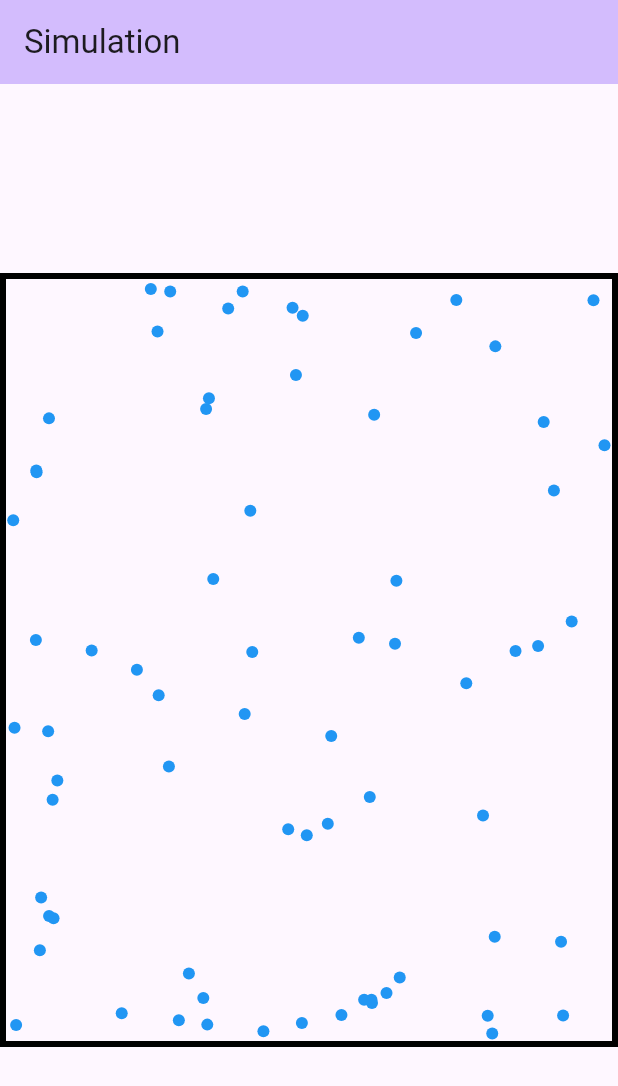
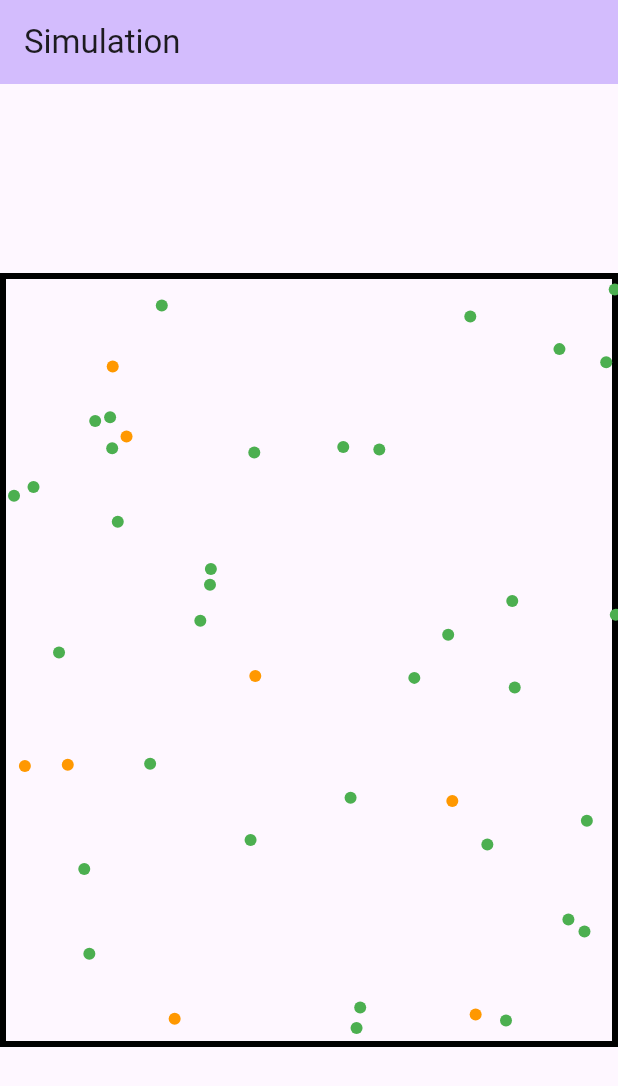
Before and after one commit to michalkk22/infection_in_population_simulator, a Flutter app: the screen it shows after launch, after a tap on "Start Simulation", on a phone screen of 412 x 824 dp. Shown: the top 1086 px of the screen. Run offline on Flutter 3.47's test engine with Material 3 defaults, Android fonts, the phone set to English and light mode, and no system bars.

Commit message:
vectors and config adjusted, colors added, next: states

```diff
--- /dev/null
+++ b/lib/TODO_list.txt
@@ -0,0 +1,3 @@
+zarażanie
+zdrowienie
+migawka
--- a/lib/constants/simulation_area.dart
+++ /dev/null
@@ -1,15 +0,0 @@
-abstract class SimulationArea {
-  static const double height = 500;
-  static const double width = 500;
-  static const double borderWidth = 4;
-  static const double individualDotSize = 4;
-  static const int populationSize = 50;
-  static const double borderVectorPenalty = -0.4;
-}
-
-enum SimulationBorder {
-  left,
-  right,
-  top,
-  bottom,
-}
--- /dev/null
+++ b/lib/constants/simulation_config.dart
@@ -0,0 +1,21 @@
+import 'package:flutter/material.dart';
+
+abstract class SimulationConfig {
+  static const double height = 500;
+  static const double width = 500;
+  static const double borderWidth = 4;
+  static const double individualDotSize = 4;
+  static const int populationSize = 50;
+  static const int infected = 10;
+  static const double populationIncreasePerSecond = 5;
+  static const Duration tickDuration = Duration(milliseconds: 4);
+  static const double secondsToInfect = 3;
+  static const double borderVectorPenalty = -0.4;
+  static const double nextVectorDeviation = 0.02;
+  static const double oneMeter = 50;
+
+  static const Color stateSymptomsColor = Colors.red;
+  static const Color stateInfectedColor = Colors.orange;
+  static const Color stateSusceptibleColor = Colors.green;
+  static const Color stateImmuneColor = Colors.blue;
+}
--- a/lib/simulation/individual/individual.dart
+++ b/lib/simulation/individual/individual.dart
@@ -1,10 +1,8 @@
 import 'dart:math';
 
-import 'package:infection_in_population_simulator/constants/simulation_area.dart';
+import 'package:infection_in_population_simulator/constants/simulation_config.dart';
 import 'package:infection_in_population_simulator/extensions/bounded_point.dart';
-import 'package:infection_in_population_simulator/simulation/individual/individual_state/individual_state.dart';
-import 'package:infection_in_population_simulator/simulation/individual/individual_state/individual_state_infected.dart';
-import 'package:infection_in_population_simulator/simulation/individual/individual_state/individual_state_susceptible.dart';
+import 'package:infection_in_population_simulator/simulation/individual/individual_state.dart';
 import 'package:infection_in_population_simulator/simulation/vector.dart';
 import 'package:infection_in_population_simulator/utils/single_random.dart';
 
@@ -20,8 +18,9 @@ class Individual {
   });
 
   factory Individual.random({
-    double maxX = SimulationArea.width - 1,
-    double maxY = SimulationArea.height - 1,
+    double maxX = SimulationConfig.width - 1,
+    double maxY = SimulationConfig.height - 1,
+    IndividualState? state,
   }) {
     final Random random = SingleRandom().random;
     return Individual(
@@ -30,19 +29,19 @@ class Individual {
         random.nextDouble() * maxY,
       ),
       vector: Vector.randomNorm(),
-      state: IndividualStateSusceptible(), //TODO make state random
+      state: state ?? IndividualStateSusceptible(),
     );
   }
 
   factory Individual.randomBorder({
-    double maxX = SimulationArea.width - 1,
-    double maxY = SimulationArea.height - 1,
+    double maxX = SimulationConfig.width - 1,
+    double maxY = SimulationConfig.height - 1,
   }) {
     final Random random = SingleRandom().random;
     double rand = random.nextDouble();
     Point<double> position;
     Vector vector;
-    double penalty = SimulationArea.borderVectorPenalty;
+    double penalty = SimulationConfig.borderVectorPenalty;
     switch (random.nextInt(4)) {
       case 0:
         position = Point(rand * maxX, 0);
@@ -61,7 +60,6 @@ class Individual {
         position = Point(maxX, rand * maxY);
         break;
       default:
-        print('Ło kurwa');
         position = const Point(0, 0);
         vector = Vector(x: 0, y: 0);
     }
@@ -73,7 +71,7 @@ class Individual {
       if (random.nextBool()) {
         state = IndividualStateInfected();
       } else {
-        state = IndividualStateInfected();
+        state = IndividualStateSymptoms();
       }
     }
 
@@ -88,7 +86,7 @@ class Individual {
     position = Point<double>(
       position.x + vector.x,
       position.y + vector.y,
-    ).bounded(SimulationArea.width, SimulationArea.height);
+    ).bounded(SimulationConfig.width, SimulationConfig.height);
   }
 
   @override
@@ -108,8 +106,13 @@ class Individual {
 
     final Random random = SingleRandom().random;
     isOut ??= () => random.nextBool();
+    // isOut ??= () {
+    //   bool out = random.nextBool();
+    //   if (out) print('Out at: (${position.x},${position.y})');
+    //   return out;
+    // };
 
-    double penalty = SimulationArea.borderVectorPenalty;
+    double penalty = SimulationConfig.borderVectorPenalty;
 
     if (position.x == 0) {
       if (isOut()) return true;
@@ -117,10 +120,10 @@ class Individual {
     } else if (position.y == 0) {
       if (isOut()) return true;
       vector = Vector.randomConstrained(top: penalty);
-    } else if (position.x == SimulationArea.width - 1) {
+    } else if (position.x == SimulationConfig.width - 1) {
       if (isOut()) return true;
       vector = Vector.randomConstrained(right: penalty);
-    } else if (position.y == SimulationArea.height - 1) {
+    } else if (position.y == SimulationConfig.height - 1) {
       if (isOut()) return true;
       vector = Vector.randomConstrained(bottom: penalty);
     } else {
--- a/lib/simulation/individual/individual_collection.dart
+++ b/lib/simulation/individual/individual_collection.dart
@@ -1,9 +1,7 @@
-import 'dart:math';
-
 import 'package:infection_in_population_simulator/simulation/individual/individual.dart';
 
 abstract class IndividualCollection {
-  Iterable<Point<double>> get points;
+  Iterable<Individual> get individuals;
 
   void add(Individual individual);
   bool remove(Individual individual);
--- a/lib/simulation/individual/individual_list.dart
+++ b/lib/simulation/individual/individual_list.dart
@@ -21,16 +21,19 @@ class IndividualList implements IndividualCollection {
 
   @override
   void update() {
+    List<Individual> toRemove = List.empty(growable: true);
     for (var individual in _collection) {
       individual.move();
       if (individual.nextOrOut()) {
-        _collection.remove(individual);
-        break;
+        toRemove.add(individual);
+        continue;
       }
+    }
+    for (var individual in toRemove) {
+      _collection.remove(individual);
     }
   }
 
-  @override
   Iterable<Point<double>> get points => List.generate(
         _collection.length,
         (int i) => _collection[i].position,
@@ -41,4 +44,7 @@ class IndividualList implements IndividualCollection {
   String toString() {
     return 'IndividualList(${_collection.length} individuals)';
   }
+
+  @override
+  Iterable<Individual> get individuals => _collection;
 }
--- /dev/null
+++ b/lib/simulation/individual/individual_state.dart
@@ -0,0 +1,39 @@
+import 'package:flutter/material.dart';
+import 'package:infection_in_population_simulator/constants/simulation_config.dart';
+
+abstract class IndividualState {
+  Color get color;
+
+  handle();
+}
+
+abstract class IndividualStateHealthy extends IndividualState {}
+
+class IndividualStateImmune extends IndividualStateHealthy {
+  @override
+  handle() {}
+
+  @override
+  Color get color => SimulationConfig.stateImmuneColor;
+}
+
+class IndividualStateSusceptible extends IndividualStateHealthy {
+  @override
+  handle() {}
+
+  @override
+  Color get color => SimulationConfig.stateSusceptibleColor;
+}
+
+class IndividualStateInfected extends IndividualState {
+  @override
+  handle() {}
+
+  @override
+  Color get color => SimulationConfig.stateInfectedColor;
+}
+
+class IndividualStateSymptoms extends IndividualStateInfected {
+  @override
+  Color get color => SimulationConfig.stateSymptomsColor;
+}
--- a/lib/simulation/individual/individual_state/individual_state.dart
+++ /dev/null
@@ -1,3 +0,0 @@
-abstract class IndividualState {
-  handle();
-}
--- a/lib/simulation/individual/individual_state/individual_state_healthy.dart
+++ /dev/null
@@ -1,6 +0,0 @@
-import 'package:infection_in_population_simulator/simulation/individual/individual_state/individual_state.dart';
-
-abstract class IndividualStateHealthy extends IndividualState {
-  @override
-  handle() {}
-}
--- a/lib/simulation/individual/individual_state/individual_state_immune.dart
+++ /dev/null
@@ -1,6 +0,0 @@
-import 'package:infection_in_population_simulator/simulation/individual/individual_state/individual_state_healthy.dart';
-
-class IndividualStateImmune extends IndividualStateHealthy {
-  @override
-  handle() {}
-}
--- a/lib/simulation/individual/individual_state/individual_state_infected.dart
+++ /dev/null
@@ -1,6 +0,0 @@
-import 'package:infection_in_population_simulator/simulation/individual/individual_state/individual_state.dart';
-
-class IndividualStateInfected extends IndividualState {
-  @override
-  handle() {}
-}
--- a/lib/simulation/individual/individual_state/individual_state_susceptible.dart
+++ /dev/null
@@ -1,6 +0,0 @@
-import 'package:infection_in_population_simulator/simulation/individual/individual_state/individual_state_healthy.dart';
-
-class IndividualStateSusceptible extends IndividualStateHealthy {
-  @override
-  handle() {}
-}
--- a/lib/simulation/individual/individual_state/individual_state_symptoms.dart
+++ /dev/null
@@ -1,3 +0,0 @@
-import 'package:infection_in_population_simulator/simulation/individual/individual_state/individual_state_infected.dart';
-
-class IndividualStateSymptoms extends IndividualStateInfected {}
--- a/lib/simulation/population.dart
+++ b/lib/simulation/population.dart
@@ -1,17 +1,26 @@
-import 'dart:math';
-
+import 'package:infection_in_population_simulator/constants/simulation_config.dart';
 import 'package:infection_in_population_simulator/simulation/individual/individual.dart';
 import 'package:infection_in_population_simulator/simulation/individual/individual_collection.dart';
 
 class Population {
   final IndividualCollection _individuals;
+  final double _pupulationIncreasePerTick =
+      SimulationConfig.populationIncreasePerSecond *
+          100 /
+          SimulationConfig.tickDuration.inMilliseconds;
+  double _counter = 0;
 
   Population(this._individuals);
 
   void update() {
     _individuals.update();
-    _individuals.add(Individual.randomBorder());
+
+    _counter++;
+    while (_counter > _pupulationIncreasePerTick) {
+      _individuals.add(Individual.randomBorder());
+      _counter -= _pupulationIncreasePerTick;
+    }
   }
 
-  Iterable<Point<double>> get points => _individuals.points;
+  Iterable<Individual> get individuals => _individuals.individuals;
 }
--- a/lib/simulation/simulation.dart
+++ b/lib/simulation/simulation.dart
@@ -1,21 +1,23 @@
 import 'dart:async';
-import 'dart:math';
 
+import 'package:infection_in_population_simulator/simulation/individual/individual.dart';
 import 'package:infection_in_population_simulator/simulation/population.dart';
+import 'package:infection_in_population_simulator/constants/simulation_config.dart';
 
 class Simulation {
-  final Population population;
-  final Duration tickDuration;
+  final Population _population;
+  final Duration _tickDuration;
   late final Timer _timer;
 
   Simulation({
-    required this.population,
-    this.tickDuration = const Duration(milliseconds: 25),
-  });
+    required Population population,
+    Duration tickDuration = SimulationConfig.tickDuration,
+  })  : _tickDuration = tickDuration,
+        _population = population;
 
   void start(void Function() onTick) {
-    _timer = Timer.periodic(tickDuration, (_) {
-      population.update();
+    _timer = Timer.periodic(_tickDuration, (_) {
+      _population.update();
       onTick();
     });
   }
@@ -24,5 +26,5 @@ class Simulation {
     _timer.cancel();
   }
 
-  Iterable<Point<double>> get points => population.points;
+  Iterable<Individual> get individuals => _population.individuals;
 }
--- a/lib/simulation/vector.dart
+++ b/lib/simulation/vector.dart
@@ -1,10 +1,15 @@
 import 'dart:math';
 
+import 'package:infection_in_population_simulator/constants/simulation_config.dart';
 import 'package:infection_in_population_simulator/utils/single_random.dart';
 
 class Vector {
   double x;
   double y;
+  final double defaultMaxSpeed = SimulationConfig.oneMeter *
+      2.5 /
+      100 /
+      SimulationConfig.tickDuration.inMilliseconds;
 
   Vector({
     required this.x,
@@ -19,9 +24,11 @@ class Vector {
     );
   }
 
-  factory Vector.randomNorm({double to = 1}) {
+  factory Vector.randomNorm({double? length}) {
     Vector vector = Vector.random();
-    vector.norm(to: to);
+    length ??= SingleRandom().random.nextDouble() * vector.defaultMaxSpeed;
+    vector.norm(to: length);
+    // print("Vector.randomNorm: (${vector.x},${vector.y}) at $length");
     return vector;
   }
 
@@ -30,7 +37,7 @@ class Vector {
     double bottom = 1,
     double left = 1,
     double right = 1,
-    double length = 1,
+    double? length,
   }) {
     Random random = SingleRandom().random;
     Vector vector = Vector(
@@ -41,17 +48,20 @@ class Vector {
     return vector;
   }
 
-  void norm({double to = 1}) {
+  void norm({double? to}) {
     double length = abs();
+    to ??= defaultMaxSpeed;
     x = x / length * to;
     y = y / length * to;
   }
 
-  void next({double length = 1}) {
+  void next() {
     Random random = SingleRandom().random;
-    x += random.nextDouble() * 0.2 - 0.1;
-    y += random.nextDouble() * 0.2 - 0.1;
-    norm(to: length);
+    double d = SimulationConfig.nextVectorDeviation;
+    x += random.nextDouble() * 2 * d - d;
+    y += random.nextDouble() * 2 * d - d;
+    double length = abs() + (random.nextDouble() * 2 * d - d);
+    norm(to: length.clamp(0, defaultMaxSpeed));
   }
 
   double abs() {
--- a/lib/views/home_view.dart
+++ b/lib/views/home_view.dart
@@ -1,4 +1,6 @@
 import 'package:flutter/material.dart';
+import 'package:infection_in_population_simulator/constants/simulation_config.dart';
+import 'package:infection_in_population_simulator/simulation/individual/individual_state.dart';
 import 'package:infection_in_population_simulator/simulation/simulation.dart'
     as my;
 import 'package:infection_in_population_simulator/simulation/individual/individual.dart';
@@ -21,7 +23,12 @@ class _HomeViewState extends State<HomeView> {
   void initState() {
     super.initState();
     final population = Population(IndividualList(
-        collection: List.generate(50, (_) => Individual.random())));
+        collection: List.generate(SimulationConfig.populationSize, (int i) {
+      if (i < SimulationConfig.infected) {
+        return Individual.random(state: IndividualStateInfected());
+      }
+      return Individual.random();
+    })));
 
     _simulation = my.Simulation(population: population);
   }
--- a/lib/views/simulation_view.dart
+++ b/lib/views/simulation_view.dart
@@ -1,7 +1,6 @@
-import 'dart:math';
-
 import 'package:flutter/material.dart';
-import 'package:infection_in_population_simulator/constants/simulation_area.dart';
+import 'package:infection_in_population_simulator/constants/simulation_config.dart';
+import 'package:infection_in_population_simulator/simulation/individual/individual.dart';
 import 'package:infection_in_population_simulator/simulation/simulation.dart'
     as my;
 
@@ -31,39 +30,39 @@ class _SimulationViewState extends State<SimulationView> {
 
   @override
   Widget build(BuildContext context) {
-    double borderPadding = 4 * SimulationArea.individualDotSize;
+    double borderPadding = 4 * SimulationConfig.individualDotSize;
 
     return Container(
-      height: SimulationArea.height + borderPadding,
-      width: SimulationArea.width + borderPadding - 1,
+      height: SimulationConfig.height + borderPadding,
+      width: SimulationConfig.width + borderPadding - 1,
       decoration: BoxDecoration(
         border: Border.all(
           color: Colors.black,
-          width: SimulationArea.borderWidth,
+          width: SimulationConfig.borderWidth,
         ),
       ),
-      padding: const EdgeInsets.all(SimulationArea.individualDotSize),
+      padding: const EdgeInsets.all(SimulationConfig.individualDotSize),
       child: CustomPaint(
-        size: const Size(SimulationArea.width, SimulationArea.height),
-        painter: _SimulationPainter(points: widget.simulation.points),
+        size: const Size(SimulationConfig.width, SimulationConfig.height),
+        painter: _SimulationPainter(individuals: widget.simulation.individuals),
       ),
     );
   }
 }
 
 class _SimulationPainter extends CustomPainter {
-  final Iterable<Point<double>> points;
+  final Iterable<Individual> _individuals;
 
-  _SimulationPainter({required this.points});
+  _SimulationPainter({required Iterable<Individual> individuals})
+      : _individuals = individuals;
 
   @override
   void paint(Canvas canvas, Size size) {
-    final Paint paint = Paint()..color = Colors.blue;
-
-    for (var point in points) {
+    for (var individual in _individuals) {
+      final Paint paint = Paint()..color = individual.state.color;
       canvas.drawCircle(
-        Offset(point.x, point.y),
-        SimulationArea.individualDotSize,
+        Offset(individual.position.x, individual.position.y),
+        SimulationConfig.individualDotSize,
         paint,
       );
     }
```
